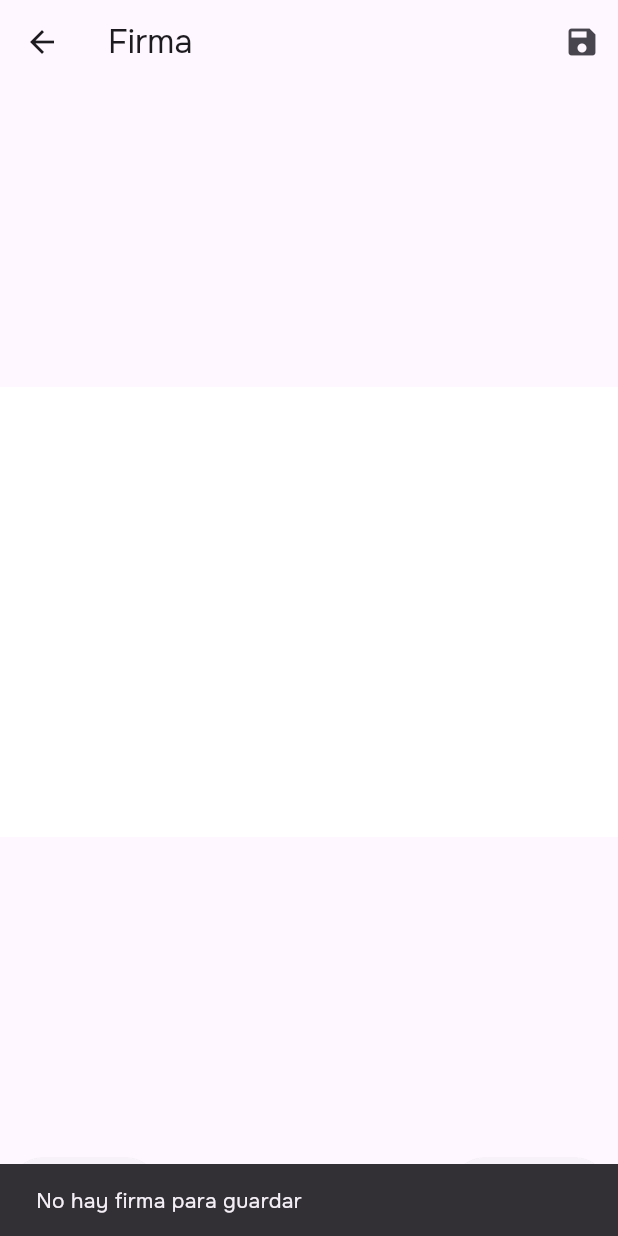
After one commit to HanJian16/Ballots-Template, a Flutter app: the SignatureScreen screen opened directly, after a tap on "Guardar", on a phone screen of 412 x 824 dp. The commit adds this screen. Run offline on Flutter 3.47's test engine with Material 3 defaults, Android fonts, the phone set to English and light mode, and no system bars; drawn by our look-alikes of signature; our stand-ins replace get, google_fonts, image_gallery_saver.

Commit message:
Agregando pantalla para firma

```diff
--- a/frontend/ballots_template_flutter/lib/routes/app_routes.dart
+++ b/frontend/ballots_template_flutter/lib/routes/app_routes.dart
@@ -1,12 +1,13 @@
-import 'package:ballots_template_flutter/screens/home_screen.dart';
 import 'package:get/get.dart';
 import 'package:ballots_template_flutter/screens/form_register.dart';
+import 'package:ballots_template_flutter/screens/home_screen.dart';
 
 class AppRoutes {
   static const initial = '/';
-  static const details = '/details';
+  static const formRegister = '/form-register';
 
   static final routes = [
-    GetPage(name: initial, page: () => const HomeScreen()),
+    GetPage(name: initial, page: () => const FormRegisterScreen()),
+    GetPage(name: formRegister, page: () => const FormRegisterScreen()),
   ];
 }
--- a/frontend/ballots_template_flutter/lib/screens/form_register.dart
+++ b/frontend/ballots_template_flutter/lib/screens/form_register.dart
@@ -1,5 +1,6 @@
 import 'package:ballots_template_flutter/data/formfield_settings.dart';
 import 'package:ballots_template_flutter/controllers/form_controller.dart';
+import 'package:ballots_template_flutter/screens/signature_screens.dart';
 import 'package:ballots_template_flutter/widgets/custom_btn.dart';
 import 'package:ballots_template_flutter/widgets/custom_textformfield.dart';
 import 'package:flutter/material.dart';
@@ -65,7 +66,8 @@ class FormRegisterScreen extends StatelessWidget {
               onPressed: () => print('Logo'),
             ),
             const SizedBox(height: 20),
-            Expanded(
+            SizedBox(
+              height: MediaQuery.of(context).size.height * 0.6,
               child: ListView.builder(
                 itemCount: formFieldSettings.length,
                 itemBuilder: (context, index) {
@@ -79,7 +81,17 @@ class FormRegisterScreen extends StatelessWidget {
                 },
               ),
             ),
-            const SizedBox(height: 20),
+            // const SizedBox(height: 20),
+            CustomBtn(
+              text: 'Firmar',
+              customWidth: double.infinity,
+              customHeight: 50,
+              customColor: Colors.teal.shade400,
+              onPressed: () => Get.to(const SignatureScreen()),
+            ),
+            SizedBox(
+              height: 10,
+            ),
             CustomBtn(
               text: 'Guardar',
               customWidth: double.infinity,
--- a/frontend/ballots_template_flutter/lib/screens/home_screen.dart
+++ b/frontend/ballots_template_flutter/lib/screens/home_screen.dart
@@ -1,4 +1,7 @@
+import 'package:ballots_template_flutter/screens/form_register.dart';
 import 'package:flutter/material.dart';
+import 'package:get/get.dart';
+import 'package:get/get_connect/http/src/utils/utils.dart';
 
 class HomeScreen extends StatelessWidget {
   const HomeScreen({super.key});
@@ -78,6 +81,14 @@ class HomeScreen extends StatelessWidget {
                   return const SizedBox(height: 10);
                 },
               ),
+            ),
+            GestureDetector(
+              onTap: () =>  Get.to(const FormRegisterScreen()),
+              child: const SizedBox(
+                height: 32,
+                width: 32,
+                child: Text("hola"),
+              ),
             )
           ],
         ),
--- /dev/null
+++ b/frontend/ballots_template_flutter/lib/screens/signature_screens.dart
@@ -0,0 +1,115 @@
+import 'dart:io';
+import 'dart:typed_data';
+import 'dart:ui' as ui;
+
+import 'package:flutter/material.dart';
+import 'package:path_provider/path_provider.dart';
+import 'package:signature/signature.dart';
+import 'package:image_gallery_saver/image_gallery_saver.dart';
+
+class SignatureScreen extends StatefulWidget {
+  const SignatureScreen({super.key});
+
+  @override
+  _SignatureScreenState createState() => _SignatureScreenState();
+}
+
+class _SignatureScreenState extends State<SignatureScreen> {
+  final SignatureController _signatureController = SignatureController(
+    penColor: Colors.black,
+    penStrokeWidth: 5,
+    exportBackgroundColor: Colors.transparent,
+  );
+
+  @override
+  Widget build(BuildContext context) {
+    return Scaffold(
+      appBar: AppBar(
+        title: const Text('Firma'),
+        actions: [
+          IconButton(
+            icon: const Icon(Icons.save),
+            onPressed: _saveSignature,
+          ),
+        ],
+      ),
+      body: Column(
+        children: [
+          Expanded(
+            child: Signature(
+              controller: _signatureController,
+              height: 300,
+              backgroundColor: Colors.white,
+            ),
+          ),
+          Padding(
+            padding: const EdgeInsets.all(8.0),
+            child: Row(
+              mainAxisAlignment: MainAxisAlignment.spaceBetween,
+              children: [
+                ElevatedButton(
+                  onPressed: () => _signatureController.clear(),
+                  child: const Text('Limpiar'),
+                ),
+                ElevatedButton(
+                  onPressed: _saveSignature,
+                  child: const Text('Guardar'),
+                ),
+              ],
+            ),
+          ),
+        ],
+      ),
+    );
+  }
+
+  Future<void> _saveSignature() async {
+    if (_signatureController.isNotEmpty) {
+      try {
+        // Convert the signature to an image
+        final ui.Image? image = await _signatureController.toImage();
+
+        if (image != null) {
+          final ByteData? byteData = await image.toByteData(format: ui.ImageByteFormat.png);
+
+          if (byteData != null) {
+            final Uint8List pngBytes = byteData.buffer.asUint8List();
+
+            // Get the directory to save the image
+            final directory = await getApplicationDocumentsDirectory();
+            final imagePath = '${directory.path}/signature.png';
+
+            // Save the image
+            final file = File(imagePath);
+            await file.writeAsBytes(pngBytes);
+
+            // Optionally, save to gallery
+            final result = await ImageGallerySaver.saveImage(pngBytes);
+            print('Image saved to gallery: $result');
+
+            ScaffoldMessenger.of(context).showSnackBar(
+              SnackBar(content: Text('Firma guardada como imagen')),
+            );
+          } else {
+            ScaffoldMessenger.of(context).showSnackBar(
+              SnackBar(content: Text('Error al convertir la firma a imagen')),
+            );
+          }
+        } else {
+          ScaffoldMessenger.of(context).showSnackBar(
+            SnackBar(content: Text('Error al capturar la imagen de la firma')),
+          );
+        }
+      } catch (e) {
+        print('Error al guardar la firma: $e');
+        ScaffoldMessenger.of(context).showSnackBar(
+          SnackBar(content: Text('Error al guardar la firma')),
+        );
+      }
+    } else {
+      ScaffoldMessenger.of(context).showSnackBar(
+        SnackBar(content: Text('No hay firma para guardar')),
+      );
+    }
+  }
+}
--- a/frontend/ballots_template_flutter/pubspec.yaml
+++ b/frontend/ballots_template_flutter/pubspec.yaml
@@ -12,6 +12,8 @@ dependencies:
   flutter_launcher_icons: ^0.13.1
   get: ^4.6.6
   google_fonts: ^6.2.1
+  image_gallery_saver: ^2.0.3
+  path_provider: ^2.1.4
   signature: ^5.5.0
 
 dev_dependencies:
```
